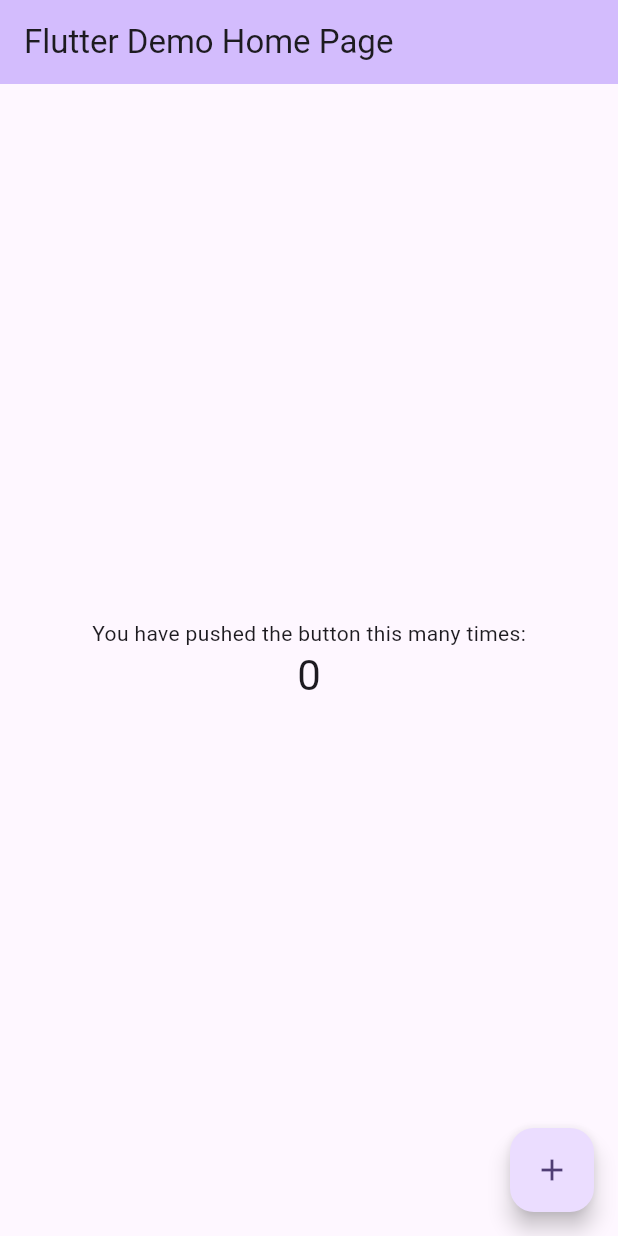
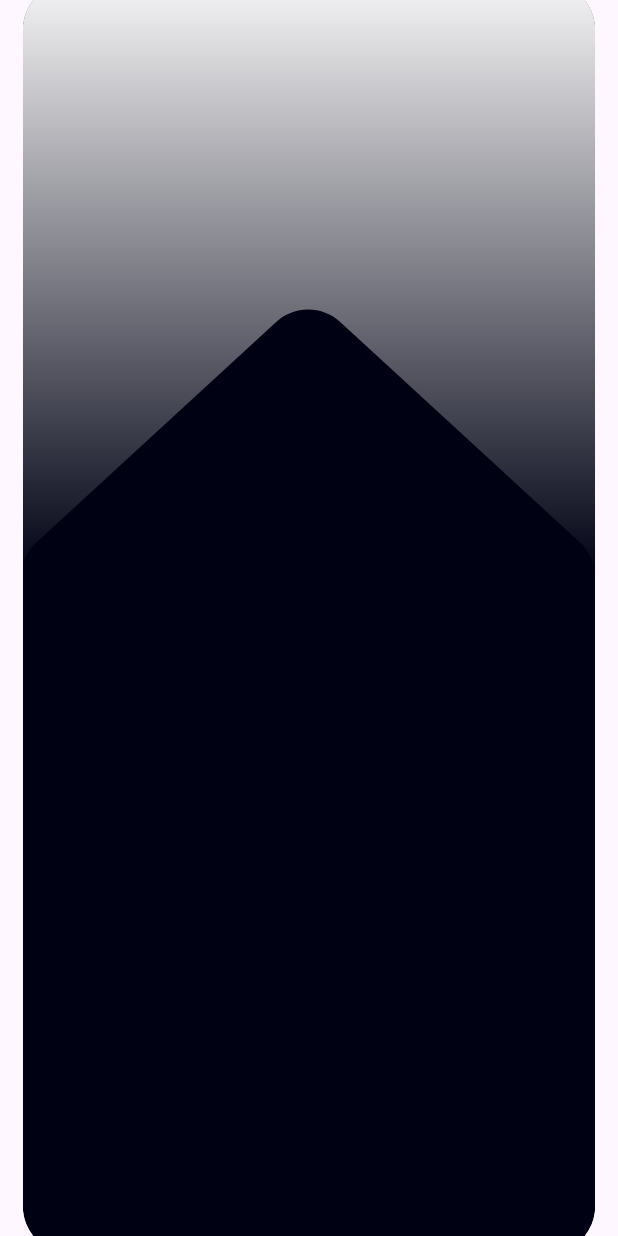
Before and after one commit to flaminshinjan/MooDire, a Flutter app: the screen it shows after launch, on a phone screen of 412 x 824 dp. Run offline on Flutter 3.47's test engine with Material 2 defaults, Android fonts, the phone set to English and light mode, and no system bars; our stand-ins replace flutter_svg.

Commit message:
bgd added

```diff
--- /dev/null
+++ b/lib/auth/login.dart
@@ -0,0 +1,27 @@
+import 'package:flutter/material.dart';
+import 'package:flutter_svg/flutter_svg.dart';
+
+class LoginPage extends StatelessWidget {
+  const LoginPage({super.key});
+
+  @override
+  Widget build(BuildContext context) {
+    return Scaffold(
+      body: Stack(
+        children: [
+          Positioned(
+            top: -12,
+            bottom: -12,
+            left: -15,
+            right: -15,
+            child: SvgPicture.asset(
+              "assets/bgd.svg",
+              height: MediaQuery.of(context).size.height,
+              width: MediaQuery.of(context).size.width,
+            ),
+          )
+        ],
+      ),
+    );
+  }
+}
--- a/lib/main.dart
+++ b/lib/main.dart
@@ -1,4 +1,5 @@
 import 'package:flutter/material.dart';
+import 'package:mood_ire/auth/login.dart';
 
 void main() {
   runApp(const MyApp());
@@ -11,115 +12,13 @@ class MyApp extends StatelessWidget {
   @override
   Widget build(BuildContext context) {
     return MaterialApp(
+      debugShowCheckedModeBanner: false,
       title: 'Flutter Demo',
       theme: ThemeData(
-        // This is the theme of your application.
-        //
-        // TRY THIS: Try running your application with "flutter run". You'll see
-        // the application has a blue toolbar. Then, without quitting the app,
-        // try changing the seedColor in the colorScheme below to Colors.green
-        // and then invoke "hot reload" (save your changes or press the "hot
-        // reload" button in a Flutter-supported IDE, or press "r" if you used
-        // the command line to start the app).
-        //
-        // Notice that the counter didn't reset back to zero; the application
-        // state is not lost during the reload. To reset the state, use hot
-        // restart instead.
-        //
-        // This works for code too, not just values: Most code changes can be
-        // tested with just a hot reload.
         colorScheme: ColorScheme.fromSeed(seedColor: Colors.deepPurple),
         useMaterial3: true,
       ),
-      home: const MyHomePage(title: 'Flutter Demo Home Page'),
+      home: LoginPage(),
     );
   }
 }
-
-class MyHomePage extends StatefulWidget {
-  const MyHomePage({super.key, required this.title});
-
-  // This widget is the home page of your application. It is stateful, meaning
-  // that it has a State object (defined below) that contains fields that affect
-  // how it looks.
-
-  // This class is the configuration for the state. It holds the values (in this
-  // case the title) provided by the parent (in this case the App widget) and
-  // used by the build method of the State. Fields in a Widget subclass are
-  // always marked "final".
-
-  final String title;
-
-  @override
-  State<MyHomePage> createState() => _MyHomePageState();
-}
-
-class _MyHomePageState extends State<MyHomePage> {
-  int _counter = 0;
-
-  void _incrementCounter() {
-    setState(() {
-      // This call to setState tells the Flutter framework that something has
-      // changed in this State, which causes it to rerun the build method below
-      // so that the display can reflect the updated values. If we changed
-      // _counter without calling setState(), then the build method would not be
-      // called again, and so nothing would appear to happen.
-      _counter++;
-    });
-  }
-
-  @override
-  Widget build(BuildContext context) {
-    // This method is rerun every time setState is called, for instance as done
-    // by the _incrementCounter method above.
-    //
-    // The Flutter framework has been optimized to make rerunning build methods
-    // fast, so that you can just rebuild anything that needs updating rather
-    // than having to individually change instances of widgets.
-    return Scaffold(
-      appBar: AppBar(
-        // TRY THIS: Try changing the color here to a specific color (to
-        // Colors.amber, perhaps?) and trigger a hot reload to see the AppBar
-        // change color while the other colors stay the same.
-        backgroundColor: Theme.of(context).colorScheme.inversePrimary,
-        // Here we take the value from the MyHomePage object that was created by
-        // the App.build method, and use it to set our appbar title.
-        title: Text(widget.title),
-      ),
-      body: Center(
-        // Center is a layout widget. It takes a single child and positions it
-        // in the middle of the parent.
-        child: Column(
-          // Column is also a layout widget. It takes a list of children and
-          // arranges them vertically. By default, it sizes itself to fit its
-          // children horizontally, and tries to be as tall as its parent.
-          //
-          // Column has various properties to control how it sizes itself and
-          // how it positions its children. Here we use mainAxisAlignment to
-          // center the children vertically; the main axis here is the vertical
-          // axis because Columns are vertical (the cross axis would be
-          // horizontal).
-          //
-          // TRY THIS: Invoke "debug painting" (choose the "Toggle Debug Paint"
-          // action in the IDE, or press "p" in the console), to see the
-          // wireframe for each widget.
-          mainAxisAlignment: MainAxisAlignment.center,
-          children: <Widget>[
-            const Text(
-              'You have pushed the button this many times:',
-            ),
-            Text(
-              '$_counter',
-              style: Theme.of(context).textTheme.headlineMedium,
-            ),
-          ],
-        ),
-      ),
-      floatingActionButton: FloatingActionButton(
-        onPressed: _incrementCounter,
-        tooltip: 'Increment',
-        child: const Icon(Icons.add),
-      ), // This trailing comma makes auto-formatting nicer for build methods.
-    );
-  }
-}
--- a/pubspec.yaml
+++ b/pubspec.yaml
@@ -35,6 +35,7 @@ dependencies:
   # The following adds the Cupertino Icons font to your application.
   # Use with the CupertinoIcons class for iOS style icons.
   cupertino_icons: ^1.0.2
+  flutter_svg: ^2.0.6
 
 dev_dependencies:
   flutter_test:
@@ -59,9 +60,8 @@ flutter:
   uses-material-design: true
 
   # To add assets to your application, add an assets section, like this:
-  # assets:
-  #   - images/a_dot_burr.jpeg
-  #   - images/a_dot_ham.jpeg
+  assets:
+   - assets/
 
   # An image asset can refer to one or more resolution-specific "variants", see
   # https://flutter.dev/assets-and-images/#resolution-aware
```
Also changed, not shown: assets/bgd.png (added), assets/bgd.svg (added), pubspec.lock.
